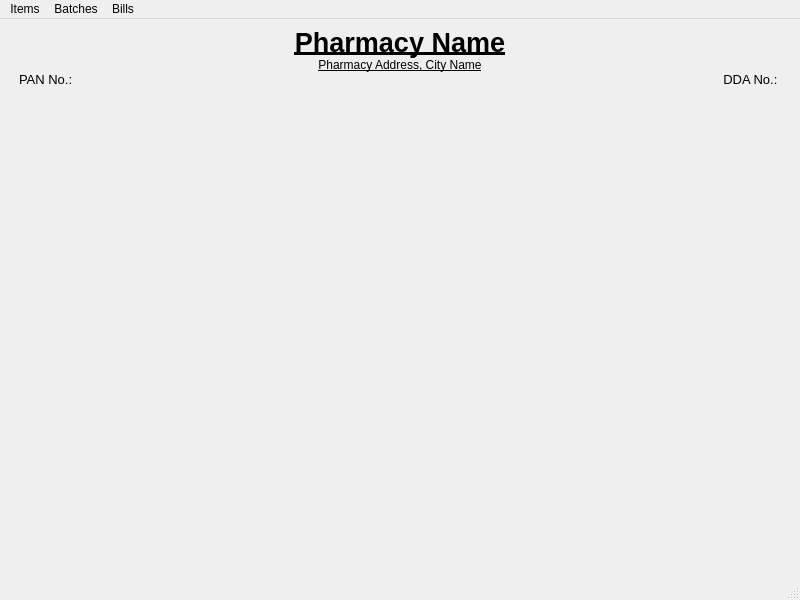
Qt form UI/main.ui (aayushman0/PharmacyStockAndBilling-PyQt) before a commit.
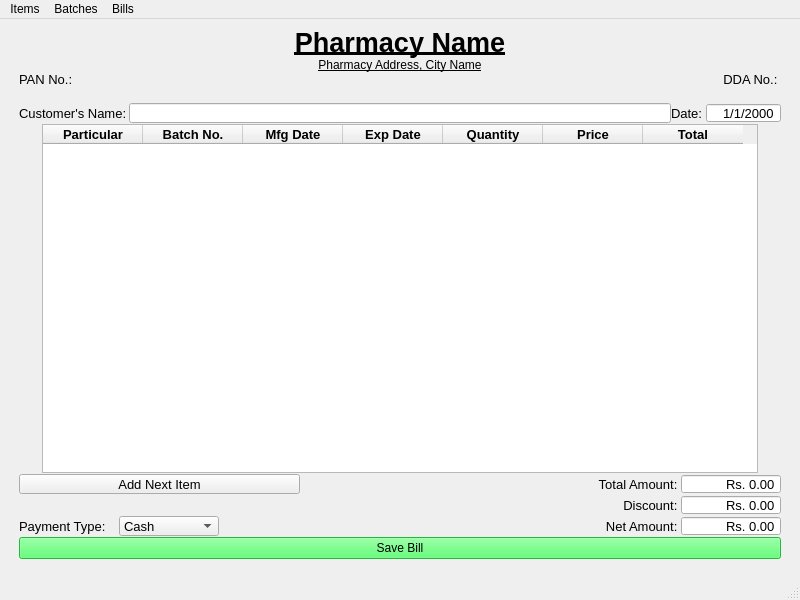
The same form after that commit. The open tabs and pages were chosen to show the change.

Commit message: implemented addming bill to db

What changed in the file:
```diff
--- a/UI/main.ui
+++ b/UI/main.ui
@@ -136,6 +136,9 @@
         <pointsize>10</pointsize>
        </font>
       </property>
+      <property name="layoutDirection">
+       <enum>Qt::LeftToRight</enum>
+      </property>
       <property name="currentIndex">
        <number>0</number>
       </property>
@@ -629,7 +632,466 @@
         </item>
        </layout>
       </widget>
-      <widget class="QWidget" name="page_add_bill"/>
+      <widget class="QWidget" name="page_add_bill">
+       <layout class="QGridLayout" name="gridLayout_9">
+        <property name="leftMargin">
+         <number>10</number>
+        </property>
+        <property name="topMargin">
+         <number>10</number>
+        </property>
+        <property name="rightMargin">
+         <number>10</number>
+        </property>
+        <property name="bottomMargin">
+         <number>10</number>
+        </property>
+        <property name="verticalSpacing">
+         <number>1</number>
+        </property>
+        <item row="0" column="0">
+         <layout class="QHBoxLayout" name="horizontalLayout_3">
+          <item>
+           <widget class="QLabel" name="label_28">
+            <property name="minimumSize">
+             <size>
+              <width>110</width>
+              <height>0</height>
+             </size>
+            </property>
+            <property name="maximumSize">
+             <size>
+              <width>110</width>
+              <height>16777215</height>
+             </size>
+            </property>
+            <property name="text">
+             <string>Customer's Name: </string>
+            </property>
+           </widget>
+          </item>
+          <item>
+           <widget class="QLineEdit" name="input_customer_name">
+            <property name="maximumSize">
+             <size>
+              <width>16777215</width>
+              <height>20</height>
+             </size>
+            </property>
+           </widget>
+          </item>
+          <item>
+           <widget class="QLabel" name="label_29">
+            <property name="minimumSize">
+             <size>
+              <width>35</width>
+              <height>0</height>
+             </size>
+            </property>
+            <property name="maximumSize">
+             <size>
+              <width>35</width>
+              <height>16777215</height>
+             </size>
+            </property>
+            <property name="text">
+             <string>Date: </string>
+            </property>
+           </widget>
+          </item>
+          <item>
+           <widget class="QDateTimeEdit" name="input_bill_date">
+            <property name="minimumSize">
+             <size>
+              <width>75</width>
+              <height>0</height>
+             </size>
+            </property>
+            <property name="maximumSize">
+             <size>
+              <width>75</width>
+              <height>20</height>
+             </size>
+            </property>
+            <property name="alignment">
+             <set>Qt::AlignRight|Qt::AlignTrailing|Qt::AlignVCenter</set>
+            </property>
+            <property name="readOnly">
+             <bool>true</bool>
+            </property>
+            <property name="buttonSymbols">
+             <enum>QAbstractSpinBox::NoButtons</enum>
+            </property>
+            <property name="displayFormat">
+             <string>d/M/yyyy</string>
+            </property>
+           </widget>
+          </item>
+         </layout>
+        </item>
+        <item row="1" column="0" alignment="Qt::AlignHCenter">
+         <widget class="QTableWidget" name="table_add_bill">
+          <property name="sizeAdjustPolicy">
+           <enum>QAbstractScrollArea::AdjustToContents</enum>
+          </property>
+          <column>
+           <property name="text">
+            <string>Particular</string>
+           </property>
+           <property name="font">
+            <font>
+             <family>Segoe UI</family>
+             <pointsize>10</pointsize>
+             <bold>true</bold>
+            </font>
+           </property>
+          </column>
+          <column>
+           <property name="text">
+            <string>Batch No.</string>
+           </property>
+           <property name="font">
+            <font>
+             <family>Segoe UI</family>
+             <pointsize>10</pointsize>
+             <bold>true</bold>
+            </font>
+           </property>
+          </column>
+          <column>
+           <property name="text">
+            <string>Mfg Date</string>
+           </property>
+           <property name="font">
+            <font>
+             <family>Segoe UI</family>
+             <pointsize>10</pointsize>
+             <bold>true</bold>
+            </font>
+           </property>
+          </column>
+          <column>
+           <property name="text">
+            <string>Exp Date</string>
+           </property>
+           <property name="font">
+            <font>
+             <family>Segoe UI</family>
+             <pointsize>10</pointsize>
+             <bold>true</bold>
+            </font>
+           </property>
+          </column>
+          <column>
+           <property name="text">
+            <string>Quantity</string>
+           </property>
+           <property name="font">
+            <font>
+             <family>Segoe UI</family>
+             <pointsize>10</pointsize>
+             <bold>true</bold>
+            </font>
+           </property>
+          </column>
+          <column>
+           <property name="text">
+            <string>Price</string>
+           </property>
+           <property name="font">
+            <font>
+             <family>Segoe UI</family>
+             <pointsize>10</pointsize>
+             <bold>true</bold>
+            </font>
+           </property>
+          </column>
+          <column>
+           <property name="text">
+            <string>Total</string>
+           </property>
+           <property name="font">
+            <font>
+             <family>Segoe UI</family>
+             <pointsize>10</pointsize>
+             <bold>true</bold>
+            </font>
+           </property>
+          </column>
+         </widget>
+        </item>
+        <item row="2" column="0">
+         <layout class="QHBoxLayout" name="horizontalLayout_5">
+          <item>
+           <widget class="QPushButton" name="button_add_next_item">
+            <property name="maximumSize">
+             <size>
+              <width>16777215</width>
+              <height>20</height>
+             </size>
+            </property>
+            <property name="text">
+             <string>Add Next Item</string>
+            </property>
+           </widget>
+          </item>
+          <item>
+           <widget class="QLabel" name="label_34">
+            <property name="text">
+             <string/>
+            </property>
+           </widget>
+          </item>
+          <item>
+           <widget class="QLabel" name="label_30">
+            <property name="minimumSize">
+             <size>
+              <width>100</width>
+              <height>0</height>
+             </size>
+            </property>
+            <property name="maximumSize">
+             <size>
+              <width>100</width>
+              <height>16777215</height>
+             </size>
+            </property>
+            <property name="text">
+             <string>Total Amount: </string>
+            </property>
+            <property name="alignment">
+             <set>Qt::AlignRight|Qt::AlignTrailing|Qt::AlignVCenter</set>
+            </property>
+           </widget>
+          </item>
+          <item>
+           <widget class="QDoubleSpinBox" name="input_total_amount">
+            <property name="minimumSize">
+             <size>
+              <width>100</width>
+              <height>0</height>
+             </size>
+            </property>
+            <property name="maximumSize">
+             <size>
+              <width>100</width>
+              <height>20</height>
+             </size>
+            </property>
+            <property name="alignment">
+             <set>Qt::AlignRight|Qt::AlignTrailing|Qt::AlignVCenter</set>
+            </property>
+            <property name="readOnly">
+             <bool>true</bool>
+            </property>
+            <property name="buttonSymbols">
+             <enum>QAbstractSpinBox::NoButtons</enum>
+            </property>
+            <property name="prefix">
+             <string>Rs. </string>
+            </property>
+            <property name="maximum">
+             <double>9999999.990000000223517</double>
+            </property>
+           </widget>
+          </item>
+         </layout>
+        </item>
+        <item row="3" column="0">
+         <layout class="QHBoxLayout" name="horizontalLayout_6">
+          <item>
+           <widget class="QLabel" name="label_35">
+            <property name="text">
+             <string/>
+            </property>
+           </widget>
+          </item>
+          <item>
+           <widget class="QLabel" name="label_31">
+            <property name="minimumSize">
+             <size>
+              <width>100</width>
+              <height>0</height>
+             </size>
+            </property>
+            <property name="maximumSize">
+             <size>
+              <width>100</width>
+              <height>16777215</height>
+             </size>
+            </property>
+            <property name="text">
+             <string>Discount: </string>
+            </property>
+            <property name="alignment">
+             <set>Qt::AlignRight|Qt::AlignTrailing|Qt::AlignVCenter</set>
+            </property>
+           </widget>
+          </item>
+          <item>
+           <widget class="QDoubleSpinBox" name="input_discount">
+            <property name="minimumSize">
+             <size>
+              <width>100</width>
+              <height>0</height>
+             </size>
+            </property>
+            <property name="maximumSize">
+             <size>
+              <width>100</width>
+              <height>20</height>
+             </size>
+            </property>
+            <property name="alignment">
+             <set>Qt::AlignRight|Qt::AlignTrailing|Qt::AlignVCenter</set>
+            </property>
+            <property name="buttonSymbols">
+             <enum>QAbstractSpinBox::NoButtons</enum>
+            </property>
+            <property name="prefix">
+             <string>Rs. </string>
+            </property>
+            <property name="maximum">
+             <double>9999999.990000000223517</double>
+            </property>
+           </widget>
+          </item>
+         </layout>
+        </item>
+        <item row="4" column="0">
+         <layout class="QHBoxLayout" name="horizontalLayout_7">
+          <item>
+           <widget class="QLabel" name="label_33">
+            <property name="minimumSize">
+             <size>
+              <width>100</width>
+              <height>0</height>
+             </size>
+            </property>
+            <property name="maximumSize">
+             <size>
+              <width>100</width>
+              <height>16777215</height>
+             </size>
+            </property>
+            <property name="text">
+             <string>Payment Type: </string>
+            </property>
+           </widget>
+          </item>
+          <item>
+           <widget class="QComboBox" name="input_payment_type">
+            <property name="minimumSize">
+             <size>
+              <width>100</width>
+              <height>0</height>
+             </size>
+            </property>
+            <property name="maximumSize">
+             <size>
+              <width>100</width>
+              <height>20</height>
+             </size>
+            </property>
+            <property name="layoutDirection">
+             <enum>Qt::LeftToRight</enum>
+            </property>
+            <item>
+             <property name="text">
+              <string>Cash</string>
+             </property>
+            </item>
+            <item>
+             <property name="text">
+              <string>eSewa</string>
+             </property>
+            </item>
+            <item>
+             <property name="text">
+              <string>eBank</string>
+             </property>
+            </item>
+           </widget>
+          </item>
+          <item>
+           <widget class="QLabel" name="label_36">
+            <property name="text">
+             <string/>
+            </property>
+           </widget>
+          </item>
+          <item>
+           <widget class="QLabel" name="label_32">
+            <property name="minimumSize">
+             <size>
+              <width>100</width>
+              <height>0</height>
+             </size>
+            </property>
+            <property name="maximumSize">
+             <size>
+              <width>100</width>
+              <height>16777215</height>
+             </size>
+            </property>
+            <property name="text">
+             <string>Net Amount: </string>
+            </property>
+            <property name="alignment">
+             <set>Qt::AlignRight|Qt::AlignTrailing|Qt::AlignVCenter</set>
+            </property>
+           </widget>
+          </item>
+          <item>
+           <widget class="QDoubleSpinBox" name="input_net_amount">
+            <property name="minimumSize">
+             <size>
+              <width>100</width>
+              <height>0</height>
+             </size>
+            </property>
+            <property name="maximumSize">
+             <size>
+              <width>100</width>
+              <height>20</height>
+             </size>
+            </property>
+            <property name="alignment">
+             <set>Qt::AlignRight|Qt::AlignTrailing|Qt::AlignVCenter</set>
+            </property>
+            <property name="readOnly">
+             <bool>true</bool>
+            </property>
+            <property name="buttonSymbols">
+             <enum>QAbstractSpinBox::NoButtons</enum>
+            </property>
+            <property name="prefix">
+             <string>Rs. </string>
+            </property>
+            <property name="maximum">
+             <double>9999999.990000000223517</double>
+            </property>
+           </widget>
+          </item>
+         </layout>
+        </item>
+        <item row="5" column="0">
+         <layout class="QHBoxLayout" name="horizontalLayout_8">
+          <item>
+           <widget class="QPushButton" name="button_add_bill">
+            <property name="styleSheet">
+             <string notr="true">background-color: rgb(52, 255, 82);
+color: rgb(0, 0, 0);</string>
+            </property>
+            <property name="text">
+             <string>Save Bill</string>
+            </property>
+           </widget>
+          </item>
+         </layout>
+        </item>
+       </layout>
+      </widget>
       <widget class="QWidget" name="page_get_batches">
        <layout class="QGridLayout" name="gridLayout_8">
         <item row="0" column="0">
```
Left out of the diff: 20 changed lines with no effect on the pictures. The commit also changes 2 other files.
